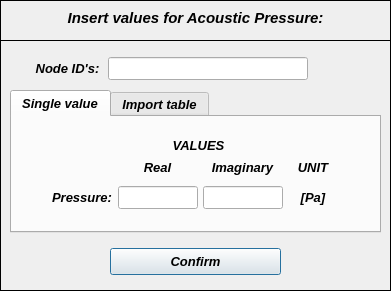
This is pulse/uix/user_input/ui/acousticpressureInput.ui in open-pulse/OpenPulse as Qt 5 draws it before an edit. The edited form follows.
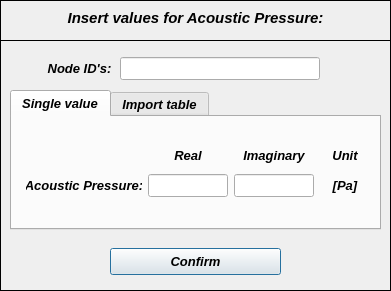
This is the edited form. Icons and pictures are not drawn.

Commit message: Acoustic input tables and project storage review

```diff
--- a/pulse/uix/user_input/ui/acousticpressureInput.ui
+++ b/pulse/uix/user_input/ui/acousticpressureInput.ui
@@ -123,7 +123,7 @@
     <widget class="QWidget" name="verticalLayoutWidget">
      <property name="geometry">
       <rect>
-       <x>28</x>
+       <x>40</x>
        <y>17</y>
        <width>79</width>
        <height>23</height>
@@ -154,7 +154,7 @@
     <widget class="QWidget" name="verticalLayoutWidget_2">
      <property name="geometry">
       <rect>
-       <x>108</x>
+       <x>120</x>
        <y>17</y>
        <width>203</width>
        <height>24</height>
@@ -225,9 +225,21 @@
        <x>10</x>
        <y>50</y>
        <width>371</width>
-       <height>143</height>
+       <height>140</height>
       </rect>
      </property>
+     <property name="minimumSize">
+      <size>
+       <width>0</width>
+       <height>140</height>
+      </size>
+     </property>
+     <property name="maximumSize">
+      <size>
+       <width>16777215</width>
+       <height>140</height>
+      </size>
+     </property>
      <property name="font">
       <font>
        <family>Arial</family>
@@ -244,55 +256,12 @@
       <attribute name="title">
        <string>Single value</string>
       </attribute>
-      <widget class="QLabel" name="label_4">
-       <property name="geometry">
-        <rect>
-         <x>124</x>
-         <y>18</y>
-         <width>125</width>
-         <height>20</height>
-        </rect>
-       </property>
-       <property name="minimumSize">
-        <size>
-         <width>0</width>
-         <height>20</height>
-        </size>
-       </property>
-       <property name="maximumSize">
-        <size>
-         <width>16777215</width>
-         <height>20</height>
-        </size>
-       </property>
-       <property name="font">
-        <font>
-         <family>Arial</family>
-         <pointsize>10</pointsize>
-         <weight>75</weight>
-         <italic>true</italic>
-         <bold>true</bold>
-        </font>
-       </property>
-       <property name="frameShape">
-        <enum>QFrame::NoFrame</enum>
-       </property>
-       <property name="frameShadow">
-        <enum>QFrame::Raised</enum>
-       </property>
-       <property name="text">
-        <string>VALUES</string>
-       </property>
-       <property name="alignment">
-        <set>Qt::AlignCenter</set>
-       </property>
-      </widget>
       <widget class="QWidget" name="gridLayoutWidget">
        <property name="geometry">
         <rect>
-         <x>40</x>
-         <y>38</y>
-         <width>286</width>
+         <x>14</x>
+         <y>26</y>
+         <width>344</width>
          <height>61</height>
         </rect>
        </property>
@@ -418,7 +387,7 @@
            <enum>QFrame::Raised</enum>
           </property>
           <property name="text">
-           <string>UNIT</string>
+           <string>Unit</string>
           </property>
           <property name="alignment">
            <set>Qt::AlignCenter</set>
@@ -512,7 +481,7 @@
            </font>
           </property>
           <property name="text">
-           <string>Pressure:</string>
+           <string>Acoustic Pressure:</string>
           </property>
           <property name="alignment">
            <set>Qt::AlignCenter</set>
```
The commit also changes 16 other files.
